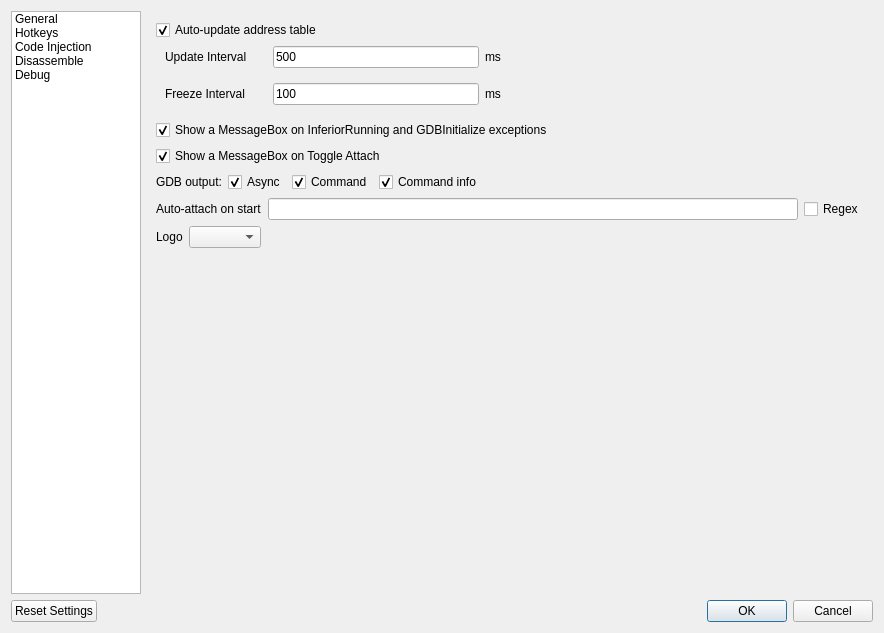
First picture: the form in GUI/SettingsDialog.ui, repository korcankaraokcu/PINCE, before the edit.
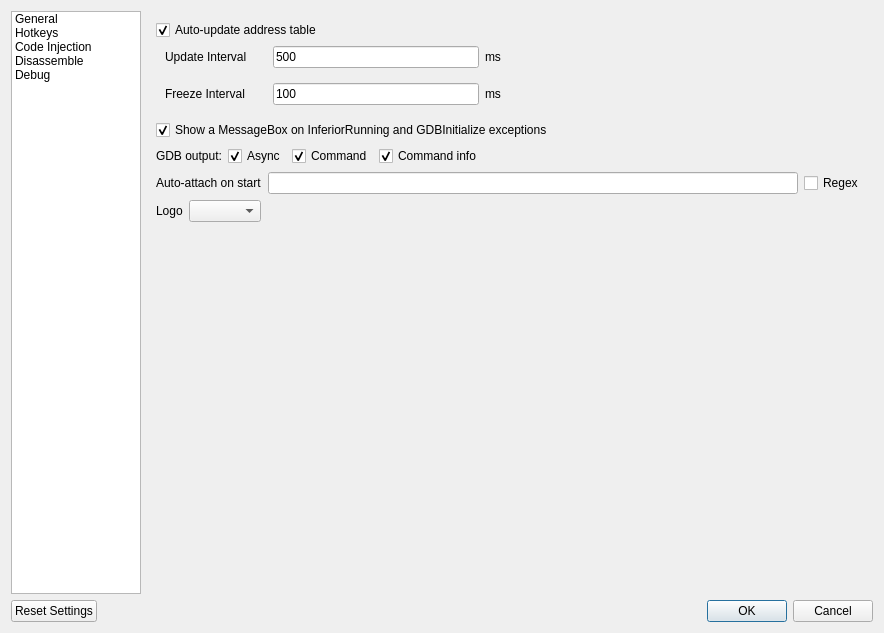
Second picture: the form after the edit.

Commit message: Remove toggle_attach dialog

What changed in the file:
```diff
--- a/GUI/SettingsDialog.ui
+++ b/GUI/SettingsDialog.ui
@@ -215,16 +215,6 @@
                </property>
               </widget>
              </item>
-             <item>
-              <widget class="QCheckBox" name="checkBox_MessageBoxOnToggleAttach">
-               <property name="text">
-                <string>Show a MessageBox on Toggle Attach</string>
-               </property>
-               <property name="checked">
-                <bool>true</bool>
-               </property>
-              </widget>
-             </item>
              <item>
               <layout class="QHBoxLayout" name="horizontalLayout_3">
                <item>
```
The commit also changes 2 other files.
